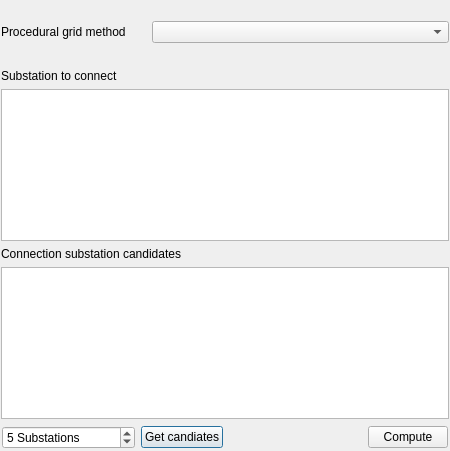
Before: the Qt Designer form src/VeraGrid/Gui/ProceduralGrid/procedural_grid_ui.ui in JordiBejarUPC/veragrid-hvdc-bipolar-pfc, drawn with Qt 5.
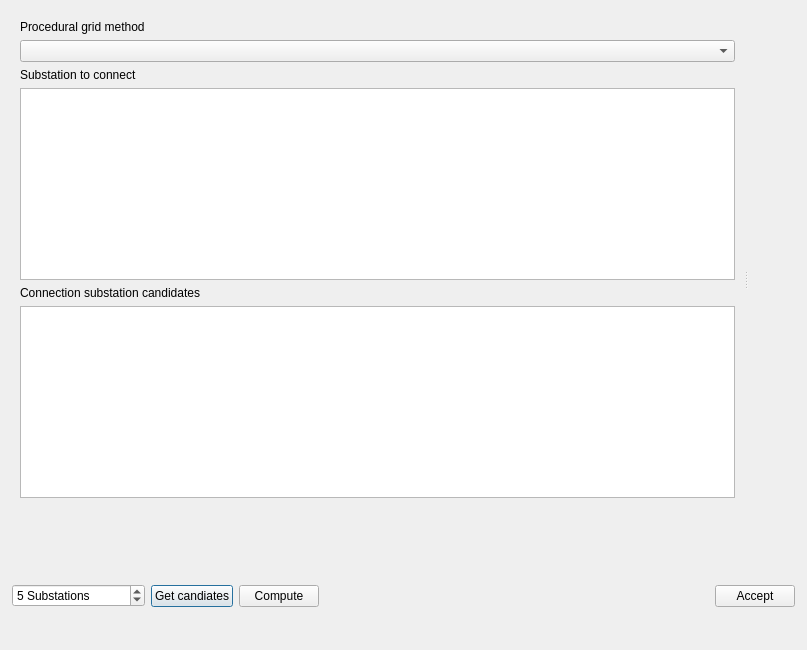
After: the same form once the commit is applied. Custom widgets are drawn as their Qt base class.

Commit message: added matplotlib embedded into the procedural grid gui

The edit to the form file:
```diff
--- a/src/VeraGrid/Gui/ProceduralGrid/procedural_grid_ui.ui
+++ b/src/VeraGrid/Gui/ProceduralGrid/procedural_grid_ui.ui
@@ -6,37 +6,62 @@
    <rect>
     <x>0</x>
     <y>0</y>
-    <width>450</width>
-    <height>451</height>
+    <width>807</width>
+    <height>650</height>
    </rect>
   </property>
   <property name="windowTitle">
    <string>Procedural Grid</string>
   </property>
-  <layout class="QGridLayout" name="gridLayout">
-   <property name="leftMargin">
-    <number>1</number>
-   </property>
-   <property name="topMargin">
-    <number>1</number>
-   </property>
-   <property name="rightMargin">
-    <number>1</number>
-   </property>
-   <property name="bottomMargin">
-    <number>1</number>
-   </property>
-   <item row="4" column="0">
-    <widget class="QLabel" name="label_4">
+  <layout class="QVBoxLayout" name="verticalLayout_3">
+   <item>
+    <widget class="QSplitter" name="mainSplitter">
+     <property name="orientation">
+      <enum>Qt::Orientation::Horizontal</enum>
+     </property>
+     <widget class="QFrame" name="frame_2">
+      <property name="frameShape">
+       <enum>QFrame::Shape::NoFrame</enum>
+      </property>
+      <property name="frameShadow">
+       <enum>QFrame::Shadow::Raised</enum>
+      </property>
+      <layout class="QVBoxLayout" name="verticalLayout">
+       <item>
+        <widget class="QLabel" name="label">
+         <property name="text">
+          <string>Procedural grid method</string>
+         </property>
+        </widget>
+       </item>
+       <item>
+        <widget class="QComboBox" name="methodComboBox"/>
+       </item>
+       <item>
+        <widget class="QLabel" name="label_3">
      <property name="text">
-      <string/>
+          <string>Substation to connect</string>
      </property>
     </widget>
    </item>
-   <item row="6" column="0" colspan="3">
+       <item>
     <widget class="QListView" name="targetSubstationListView"/>
    </item>
-   <item row="9" column="1">
+       <item>
+        <widget class="QLabel" name="label_2">
+         <property name="text">
+          <string>Connection substation candidates</string>
+         </property>
+        </widget>
+       </item>
+       <item>
+        <widget class="QListView" name="candidateSubstationListView">
+         <property name="toolTip">
+          <string>List of subations that can be connected to the selected substations</string>
+         </property>
+        </widget>
+       </item>
+       <item>
     <spacer name="verticalSpacer">
      <property name="orientation">
       <enum>Qt::Orientation::Vertical</enum>
@@ -49,7 +74,24 @@
      </property>
     </spacer>
    </item>
-   <item row="10" column="0" colspan="3">
+      </layout>
+     </widget>
+     <widget class="QFrame" name="plotFrame">
+      <property name="frameShape">
+       <enum>QFrame::Shape::NoFrame</enum>
+      </property>
+      <property name="frameShadow">
+       <enum>QFrame::Shadow::Raised</enum>
+      </property>
+      <layout class="QVBoxLayout" name="verticalLayout_2">
+       <item>
+        <widget class="MatplotlibWidget" name="plotwidget" native="true"/>
+       </item>
+      </layout>
+     </widget>
+    </widget>
+   </item>
+   <item>
     <widget class="QFrame" name="frame">
      <property name="frameShape">
       <enum>QFrame::Shape::NoFrame</enum>
@@ -96,6 +138,13 @@
         </property>
        </widget>
       </item>
+      <item>
+       <widget class="QPushButton" name="computeButton">
+        <property name="text">
+         <string>Compute</string>
+        </property>
+       </widget>
+      </item>
       <item>
        <spacer name="horizontalSpacer">
         <property name="orientation">
@@ -110,55 +159,25 @@
        </spacer>
       </item>
       <item>
-       <widget class="QPushButton" name="computeButton">
+       <widget class="QPushButton" name="acceptButton">
         <property name="text">
-         <string>Compute</string>
+         <string>Accept</string>
         </property>
        </widget>
       </item>
      </layout>
     </widget>
    </item>
-   <item row="1" column="1" colspan="2">
-    <widget class="QComboBox" name="methodComboBox"/>
-   </item>
-   <item row="0" column="0">
-    <widget class="QLabel" name="label_5">
-     <property name="text">
-      <string/>
-     </property>
-    </widget>
-   </item>
-   <item row="1" column="0">
-    <widget class="QLabel" name="label">
-     <property name="text">
-      <string>Procedural grid method</string>
-     </property>
-    </widget>
-   </item>
-   <item row="8" column="0" colspan="3">
-    <widget class="QListView" name="candidateSubstationListView">
-     <property name="toolTip">
-      <string>List of subations that can be connected to the selected substations</string>
-     </property>
-    </widget>
-   </item>
-   <item row="7" column="0" colspan="3">
-    <widget class="QLabel" name="label_2">
-     <property name="text">
-      <string>Connection substation candidates</string>
-     </property>
-    </widget>
-   </item>
-   <item row="5" column="0" colspan="3">
-    <widget class="QLabel" name="label_3">
-     <property name="text">
-      <string>Substation to connect</string>
-     </property>
-    </widget>
-   </item>
   </layout>
  </widget>
+ <customwidgets>
+  <customwidget>
+   <class>MatplotlibWidget</class>
+   <extends>QWidget</extends>
+   <header>.matplotlibwidget</header>
+   <container>1</container>
+  </customwidget>
+ </customwidgets>
  <resources>
   <include location="../Icons/icons.qrc"/>
  </resources>
```
Lines whose indentation alone changed are shown as unchanged. The commit also changes 6 other files.
